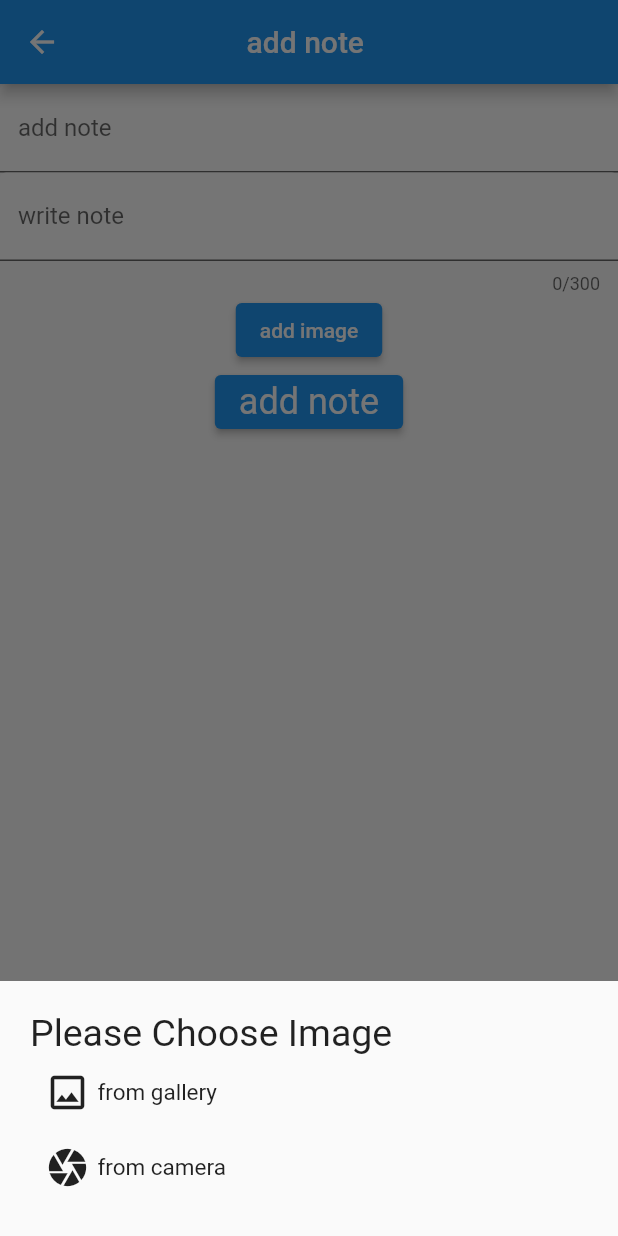
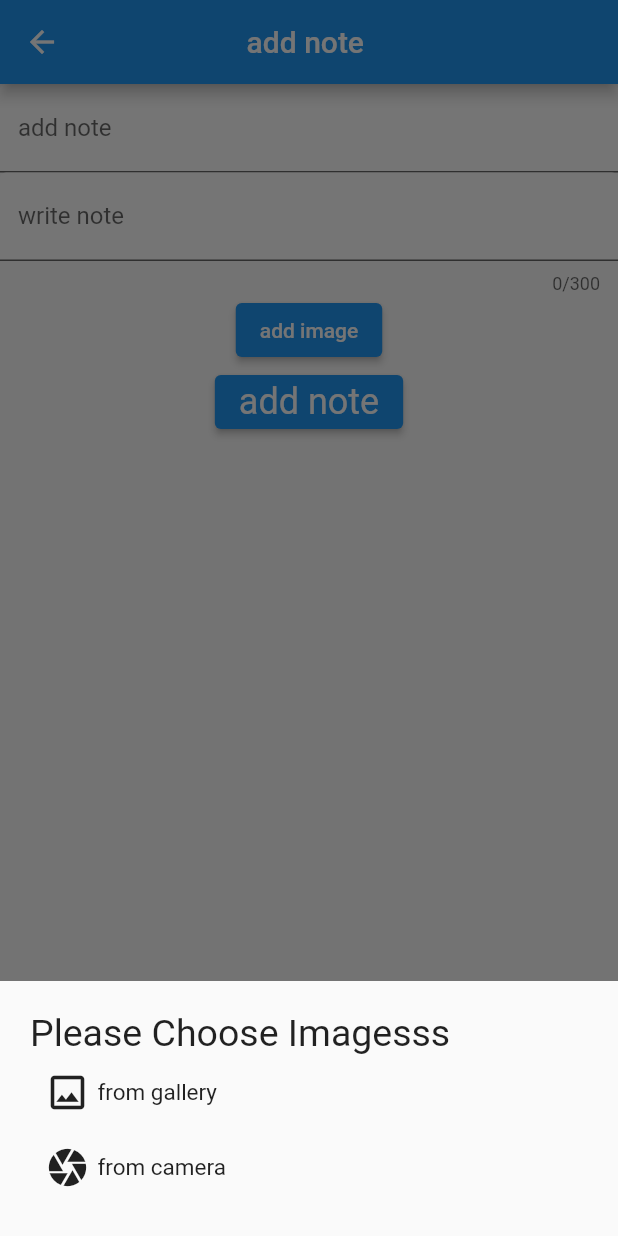
Before and after one commit to mamjado11/note_note, a Flutter app: the AddNote screen opened by its route, after a tap on "add image", on a phone screen of 412 x 824 dp. Run offline on Flutter 3.47's test engine with Material 2 defaults, Android fonts, the phone set to English and light mode, and no system bars.

Commit message:
add note

```diff
--- a/lib/crud/addnote.dart
+++ b/lib/crud/addnote.dart
@@ -53,7 +53,7 @@ class _AddNoteState extends State<AddNote> {
                             crossAxisAlignment: CrossAxisAlignment.start,
                             children: [
                               Text(
-                                "Please Choose Image ",
+                                "Please Choose Imagesss ",
                                 style: TextStyle(fontSize: 25),
                               ),
                               InkWell(
```
